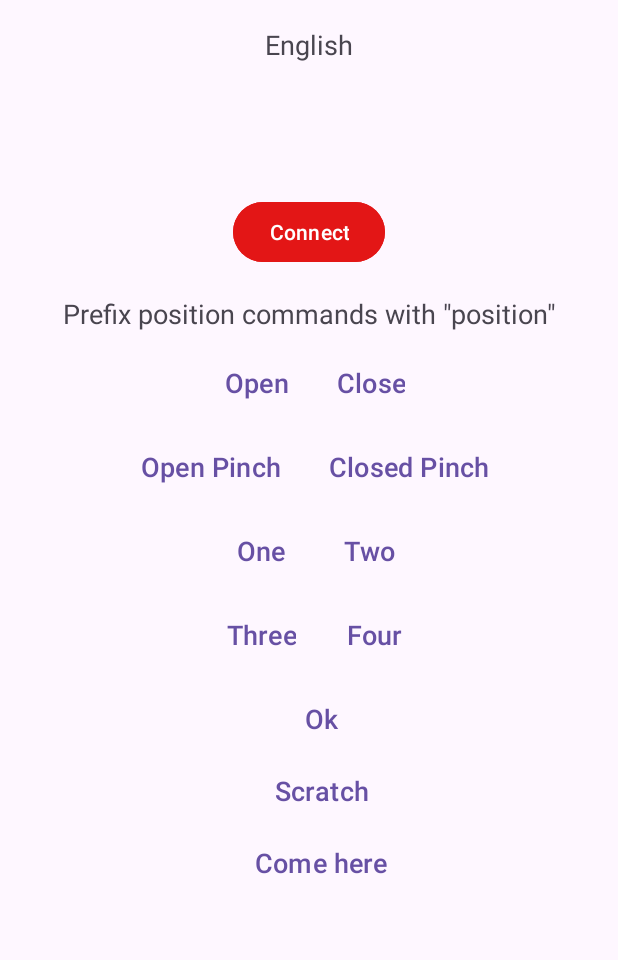
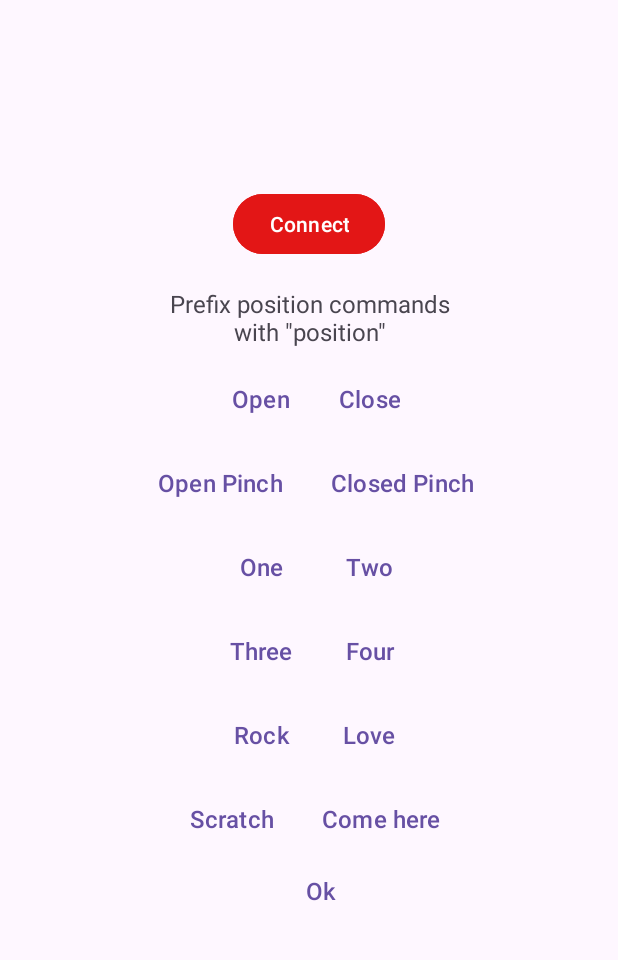
Before and after one commit to reivaxy/kinetix, an Android app: the screen it shows after launch (MainActivity), on a phone screen of 412 x 824 dp, the part 70-1030 px from its top. Run offline under Robolectric (Android 15) with nearby library versions, the phone set to English and light mode, and no system bars; our stand-ins replace navigation-ui.

Commit message:
Now using onPartialResults for faster reaction Activated offline voice recognition mode New preference to de activate voice control

```diff
--- a/Apps/Android/app/src/main/res/layout/fragment_first.xml
+++ b/Apps/Android/app/src/main/res/layout/fragment_first.xml
@@ -21,14 +21,14 @@
             android:layout_width="match_parent"
             android:layout_height="wrap_content"
             android:gravity="center"
-            android:textSize="18sp" />
+            android:textSize="16sp" />
 
         <TextView
             android:id="@+id/textView_speech_result"
             android:layout_width="match_parent"
             android:layout_height="wrap_content"
             android:gravity="center"
-            android:textSize="18sp" />
+            android:textSize="16sp" />
 
         <TextView
             android:id="@+id/textView_speech_status"
@@ -65,10 +65,11 @@
                 android:layout_width="wrap_content"
                 android:layout_height="wrap_content"
                 android:gravity="center"
+                android:width="200sp"
                 android:paddingTop="10dp"
                 android:paddingBottom="10dp"
                 android:text="@string/prefixPositionLabel"
-                android:textSize="18sp" />
+                android:textSize="16sp" />
 
             <LinearLayout
                 android:layout_width="wrap_content"
@@ -82,9 +83,8 @@
                     android:layout_width="wrap_content"
                     android:layout_height="wrap_content"
                     android:text="@string/open"
-                    android:textSize="18sp"
+                    android:textSize="16sp"
                     app:layout_constraintEnd_toEndOf="parent"
-                    app:layout_constraintHorizontal_bias="0.828"
                     app:layout_constraintStart_toStartOf="parent"
                     app:layout_constraintTop_toTopOf="parent" />
 
@@ -94,9 +94,8 @@
                     android:layout_width="wrap_content"
                     android:layout_height="wrap_content"
                     android:text="@string/close"
-                    android:textSize="18sp"
+                    android:textSize="16sp"
                     app:layout_constraintEnd_toEndOf="parent"
-                    app:layout_constraintHorizontal_bias="0.171"
                     app:layout_constraintStart_toStartOf="parent"
                     app:layout_constraintTop_toTopOf="parent" />
             </LinearLayout>
@@ -108,27 +107,23 @@
 
                 <Button
                     android:id="@+id/button_open_pinch"
-                    android:textSize="18sp"
                     style="?android:attr/buttonBarButtonStyle"
                     android:layout_width="wrap_content"
                     android:layout_height="wrap_content"
-
                     android:text="@string/openPinch"
+                    android:textSize="16sp"
                     app:layout_constraintEnd_toEndOf="parent"
-                    app:layout_constraintHorizontal_bias="0.828"
                     app:layout_constraintStart_toStartOf="parent"
                     app:layout_constraintTop_toTopOf="parent" />
 
                 <Button
                     android:id="@+id/button_close_pinch"
-                    android:textSize="18sp"
                     style="?android:attr/buttonBarButtonStyle"
                     android:layout_width="wrap_content"
-
                     android:layout_height="wrap_content"
                     android:text="@string/closedPinch"
+                    android:textSize="16sp"
                     app:layout_constraintEnd_toEndOf="parent"
-                    app:layout_constraintHorizontal_bias="0.828"
                     app:layout_constraintStart_toStartOf="parent"
                     app:layout_constraintTop_toTopOf="parent" />
             </LinearLayout>
@@ -141,27 +136,23 @@
 
                 <Button
                     android:id="@+id/button_one"
-                    android:textSize="18sp"
                     style="?android:attr/buttonBarButtonStyle"
                     android:layout_width="wrap_content"
-
                     android:layout_height="wrap_content"
                     android:text="@string/one"
+                    android:textSize="16sp"
                     app:layout_constraintEnd_toEndOf="parent"
-                    app:layout_constraintHorizontal_bias="0.828"
                     app:layout_constraintStart_toStartOf="parent"
                     app:layout_constraintTop_toTopOf="parent" />
 
                 <Button
                     android:id="@+id/button_two"
-                    android:textSize="18sp"
                     style="?android:attr/buttonBarButtonStyle"
                     android:layout_width="wrap_content"
-
                     android:layout_height="wrap_content"
                     android:text="@string/two"
+                    android:textSize="16sp"
                     app:layout_constraintEnd_toEndOf="parent"
-                    app:layout_constraintHorizontal_bias="0.828"
                     app:layout_constraintStart_toStartOf="parent"
                     app:layout_constraintTop_toTopOf="parent" />
             </LinearLayout>
@@ -174,81 +165,95 @@
 
                 <Button
                     android:id="@+id/button_three"
-                    android:textSize="18sp"
                     style="?android:attr/buttonBarButtonStyle"
                     android:layout_width="wrap_content"
                     android:layout_height="wrap_content"
-
                     android:text="@string/three"
+                    android:textSize="16sp"
                     app:layout_constraintEnd_toEndOf="parent"
-                    app:layout_constraintHorizontal_bias="0.828"
                     app:layout_constraintStart_toStartOf="parent"
                     app:layout_constraintTop_toTopOf="parent" />
 
                 <Button
                     android:id="@+id/button_four"
-                    android:textSize="18sp"
                     style="?android:attr/buttonBarButtonStyle"
                     android:layout_width="wrap_content"
                     android:layout_height="wrap_content"
-
                     android:text="@string/four"
+                    android:textSize="16sp"
                     app:layout_constraintEnd_toEndOf="parent"
-                    app:layout_constraintHorizontal_bias="0.828"
                     app:layout_constraintStart_toStartOf="parent"
                     app:layout_constraintTop_toTopOf="parent" />
             </LinearLayout>
 
-            <!--            <Button-->
-            <!--                android:id="@+id/button_five"-->
-            <!--                android:layout_width="wrap_content"-->
-            <!--                android:layout_height="wrap_content"-->
-            <!--                -->
-            <!--                android:text="@string/five"-->
-            <!--                app:layout_constraintEnd_toEndOf="parent"-->
-            <!--                app:layout_constraintHorizontal_bias="0.828"-->
-            <!--                app:layout_constraintStart_toStartOf="parent"-->
-            <!--                app:layout_constraintTop_toTopOf="parent" />-->
+            <LinearLayout
+                android:layout_width="wrap_content"
+                android:layout_height="56dp"
+
+                android:orientation="horizontal">
 
                 <Button
-                android:id="@+id/button_ok"
-                android:textSize="18sp"
+                    android:id="@+id/button_rock"
                     style="?android:attr/buttonBarButtonStyle"
                     android:layout_width="wrap_content"
-
                     android:layout_height="wrap_content"
-                android:text="@string/ok"
+                    android:text="@string/rock"
+                    android:textSize="16sp"
                     app:layout_constraintEnd_toEndOf="parent"
-                app:layout_constraintHorizontal_bias="0.828"
                     app:layout_constraintStart_toStartOf="parent"
                     app:layout_constraintTop_toTopOf="parent" />
 
                 <Button
-                android:id="@+id/button_scratch"
-                android:textSize="18sp"
+                    android:id="@+id/button_love"
                     style="?android:attr/buttonBarButtonStyle"
                     android:layout_width="wrap_content"
+                    android:layout_height="wrap_content"
+                    android:text="@string/love"
+                    android:textSize="16sp"
+                    app:layout_constraintEnd_toEndOf="parent"
+                    app:layout_constraintStart_toStartOf="parent"
+                    app:layout_constraintTop_toTopOf="parent" />
+            </LinearLayout>
 
+            <LinearLayout
+                android:layout_width="wrap_content"
+                android:layout_height="wrap_content"
+                android:orientation="horizontal">
+
+                <Button
+                    android:id="@+id/button_scratch"
+                    style="?android:attr/buttonBarButtonStyle"
+                    android:layout_width="wrap_content"
                     android:layout_height="wrap_content"
                     android:text="@string/scratch"
+                    android:textSize="16sp"
                     app:layout_constraintEnd_toEndOf="parent"
-                app:layout_constraintHorizontal_bias="0.828"
                     app:layout_constraintStart_toStartOf="parent"
                     app:layout_constraintTop_toTopOf="parent" />
 
                 <Button
                     android:id="@+id/button_come"
-                android:textSize="18sp"
                     style="?android:attr/buttonBarButtonStyle"
                     android:layout_width="wrap_content"
-
                     android:layout_height="wrap_content"
                     android:text="@string/come"
+                    android:textSize="16sp"
                     app:layout_constraintEnd_toEndOf="parent"
-                app:layout_constraintHorizontal_bias="0.828"
                     app:layout_constraintStart_toStartOf="parent"
                     app:layout_constraintTop_toTopOf="parent" />
 
+            </LinearLayout>
+
+            <Button
+                android:id="@+id/button_ok"
+                style="?android:attr/buttonBarButtonStyle"
+                android:layout_width="wrap_content"
+                android:layout_height="wrap_content"
+                android:text="@string/ok"
+                android:textSize="16sp"
+                app:layout_constraintEnd_toEndOf="parent"
+                app:layout_constraintStart_toStartOf="parent"
+                app:layout_constraintTop_toTopOf="parent" />
 
         </LinearLayout>
     </LinearLayout>
--- a/Apps/Android/app/src/main/res/values/strings.xml
+++ b/Apps/Android/app/src/main/res/values/strings.xml
@@ -18,6 +18,8 @@
     <string name="ok">Ok</string>
     <string name="scratch">Scratch</string>
     <string name="come">Come here</string>
+    <string name="love">Love</string>
+    <string name="rock">Rock</string>
 
     <string name="calibration">Calibration</string>
     <string name="fu" translatable="false">Fuck you</string>
@@ -36,6 +38,8 @@
     <string name="preference_file_key" translatable="false">fr.reivaxy.kinetix.PREFERENCE_FILE_KEY</string>
     <string name="saved_version_key" translatable="false">versionKey</string>
     <string name="macAddressKey" translatable="false">macAddress</string>
+    <string name="voiceControl" translatable="true">Voice Control</string>
+    <string name="voiceControlKey" translatable="false">voiceControl</string>
 
 
     <color name="red">#E31616</color>
--- a/Apps/Android/app/src/main/res/xml/root_preferences.xml
+++ b/Apps/Android/app/src/main/res/xml/root_preferences.xml
@@ -12,6 +12,11 @@
             app:key="deviceName"
             app:title="@string/deviceName"
             app:useSimpleSummaryProvider="true" />
+
+        <SwitchPreference
+            android:defaultValue="false"
+            android:key="voiceControl"
+            android:title="@string/voiceControl" />
 
         <ListPreference
             app:defaultValue="center"
```
Also changed, not shown: Apps/Android/app/src/main/java/fr/reivaxy/kinetix/CustomSTT.java (+23 -13 lines), Apps/Android/app/src/main/java/fr/reivaxy/kinetix/FirstFragment.java (+75 -14 lines), Apps/Android/app/src/main/java/fr/reivaxy/kinetix/HandHandler.java (+45 -19 lines), 1 other file. Lines whose indentation alone changed are shown as unchanged.
